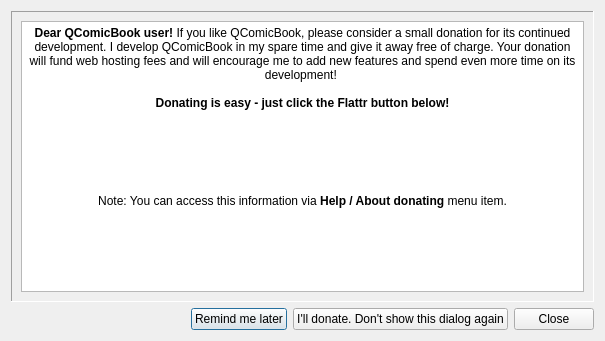
First picture: the form in src/DonationDialog.ui, repository stolowski/QComicBook, before the edit.
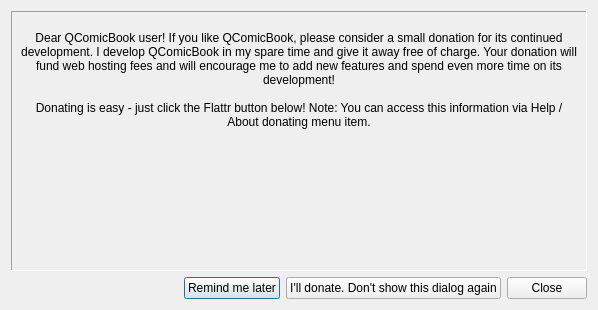
Second picture: the form after the edit. Icons and pictures are not drawn.

Commit message: Changed donation dialog: use QLabels instead of text browser.

```diff
--- a/src/DonationDialog.ui
+++ b/src/DonationDialog.ui
@@ -6,8 +6,8 @@
    <rect>
     <x>0</x>
     <y>0</y>
-    <width>605</width>
-    <height>341</height>
+    <width>597</width>
+    <height>310</height>
    </rect>
   </property>
   <property name="windowTitle">
@@ -34,37 +34,30 @@
      </property>
      <layout class="QVBoxLayout" name="verticalLayout">
       <item>
-       <widget class="QTextBrowser" name="text">
-        <property name="sizePolicy">
-         <sizepolicy hsizetype="Minimum" vsizetype="Minimum">
-          <horstretch>0</horstretch>
-          <verstretch>0</verstretch>
-         </sizepolicy>
+       <widget class="QLabel" name="donationTxt">
+        <property name="text">
+         <string>Dear QComicBook user! If you like QComicBook, please consider a small donation for its continued development. I develop QComicBook in my spare time and give it away free of charge. Your donation will fund web hosting fees and will encourage me to add new features and spend even more time on its development! 
+
+Donating is easy - just click the Flattr button below! Note: You can access this information via Help / About donating menu item.</string>
         </property>
-        <property name="autoFillBackground">
-         <bool>false</bool>
+        <property name="alignment">
+         <set>Qt::AlignCenter</set>
         </property>
-        <property name="verticalScrollBarPolicy">
-         <enum>Qt::ScrollBarAlwaysOff</enum>
+        <property name="wordWrap">
+         <bool>true</bool>
         </property>
-        <property name="horizontalScrollBarPolicy">
-         <enum>Qt::ScrollBarAlwaysOff</enum>
+        <property name="indent">
+         <number>-1</number>
         </property>
-        <property name="html">
-         <string>&lt;!DOCTYPE HTML PUBLIC &quot;-//W3C//DTD HTML 4.0//EN&quot; &quot;http://www.w3.org/TR/REC-html40/strict.dtd&quot;&gt;
-&lt;html&gt;&lt;head&gt;&lt;meta name=&quot;qrichtext&quot; content=&quot;1&quot; /&gt;&lt;style type=&quot;text/css&quot;&gt;
-p, li { white-space: pre-wrap; }
-&lt;/style&gt;&lt;/head&gt;&lt;body style=&quot; font-family:'Droid Sans'; font-size:9pt; font-weight:400; font-style:normal;&quot;&gt;
-&lt;p align=&quot;center&quot; style=&quot; margin-top:0px; margin-bottom:0px; margin-left:0px; margin-right:0px; -qt-block-indent:0; text-indent:0px;&quot;&gt;&lt;span style=&quot; font-weight:600;&quot;&gt;Dear QComicBook user! &lt;/span&gt;If you like QComicBook, please consider a small donation for its continued development. I develop QComicBook in my spare time and give it away free of charge. Your donation will fund web hosting fees and will encourage me to add new features and spend even more time on its development! &lt;/p&gt;
-&lt;p align=&quot;center&quot; style=&quot;-qt-paragraph-type:empty; margin-top:0px; margin-bottom:0px; margin-left:0px; margin-right:0px; -qt-block-indent:0; text-indent:0px;&quot;&gt;&lt;/p&gt;
-&lt;p align=&quot;center&quot; style=&quot; margin-top:0px; margin-bottom:0px; margin-left:0px; margin-right:0px; -qt-block-indent:0; text-indent:0px;&quot;&gt;&lt;span style=&quot; font-weight:600;&quot;&gt;Donating is easy - just click the Flattr button below!&lt;/span&gt;&lt;/p&gt;
-&lt;p style=&quot;-qt-paragraph-type:empty; margin-top:0px; margin-bottom:0px; margin-left:0px; margin-right:0px; -qt-block-indent:0; text-indent:0px;&quot;&gt;&lt;/p&gt;
-&lt;p style=&quot;-qt-paragraph-type:empty; margin-top:0px; margin-bottom:0px; margin-left:0px; margin-right:0px; -qt-block-indent:0; text-indent:0px;&quot;&gt;&lt;/p&gt;
-&lt;p align=&quot;center&quot; style=&quot; margin-top:0px; margin-bottom:0px; margin-left:0px; margin-right:0px; -qt-block-indent:0; text-indent:0px;&quot;&gt;&lt;a href=&quot;http://flattr.com/thing/72360/QComicBook-project&quot;&gt;&lt;img src=&quot;:/images/flattr.png&quot; /&gt;&lt;/a&gt;&lt;/p&gt;
-&lt;p align=&quot;center&quot; style=&quot;-qt-paragraph-type:empty; margin-top:0px; margin-bottom:0px; margin-left:0px; margin-right:0px; -qt-block-indent:0; text-indent:0px; text-decoration: underline; color:#0000ff;&quot;&gt;&lt;/p&gt;
-&lt;p align=&quot;center&quot; style=&quot;-qt-paragraph-type:empty; margin-top:0px; margin-bottom:0px; margin-left:0px; margin-right:0px; -qt-block-indent:0; text-indent:0px; text-decoration: underline; color:#0000ff;&quot;&gt;&lt;/p&gt;
-&lt;p align=&quot;center&quot; style=&quot;-qt-paragraph-type:empty; margin-top:0px; margin-bottom:0px; margin-left:0px; margin-right:0px; -qt-block-indent:0; text-indent:0px; text-decoration: underline; color:#0000ff;&quot;&gt;&lt;/p&gt;
-&lt;p align=&quot;center&quot; style=&quot; margin-top:0px; margin-bottom:0px; margin-left:0px; margin-right:0px; -qt-block-indent:0; text-indent:0px;&quot;&gt;Note: You can access this information via &lt;span style=&quot; font-weight:600;&quot;&gt;Help / About donating&lt;/span&gt; menu item.&lt;/p&gt;&lt;/body&gt;&lt;/html&gt;</string>
+       </widget>
+      </item>
+      <item>
+       <widget class="QLabel" name="flattrLbl">
+        <property name="text">
+         <string>&lt;a href=&quot;http://flattr.com/thing/72360/QComicBook-project&quot;&gt;&lt;img src=&quot;:/images/flattr.png&quot; /&gt;&lt;/a&gt;</string>
+        </property>
+        <property name="alignment">
+         <set>Qt::AlignCenter</set>
         </property>
         <property name="openExternalLinks">
          <bool>true</bool>
```
